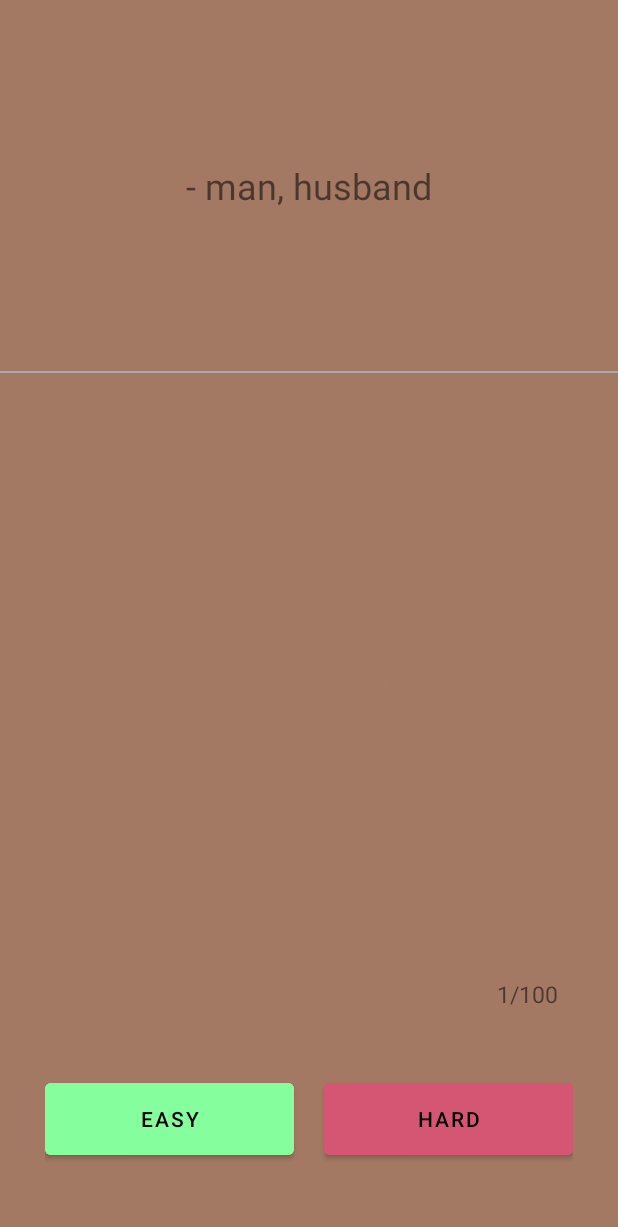
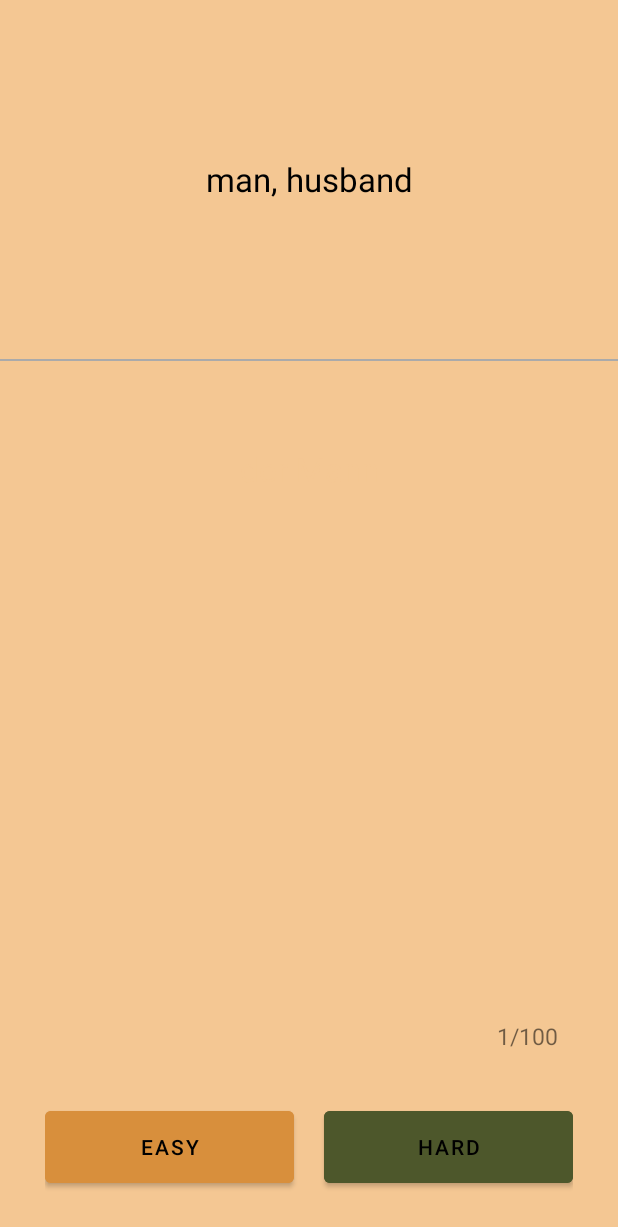
Before and after one commit to kamieen03/worter-mobile, an Android app: the MainActivity screen opened directly, with no data from a screen before it, after a tap on "CONSECUTIVE", on a phone screen of 412 x 824 dp. Shown: the top 1227 px of the screen. Run offline under Robolectric (Android 15) with nearby library versions, the phone set to English and light mode, and no system bars; network calls fail; 3 statements that could not run were skipped.

Commit message:
Update design

```diff
--- a/app/src/main/java/com/worter/DBManager.kt
+++ b/app/src/main/java/com/worter/DBManager.kt
@@ -15,8 +15,17 @@ data class RecordModel(val poleng_list: Array<String>,
     //println(jsonList) // [{"a": 42, "b": "42"}]
 
 class DBManager(private val context: Context) {
+    companion object {
+        var db = mutableMapOf<String, List<RecordModel>>()
+    }
 
-    fun decodeJsonFile(fileName: String): List<RecordModel> {
+    fun readDbFromDevice() {
+        for (fName in getFileNames()) {
+            db[fName] = decodeJsonFile(addJson(fName))
+        }
+    }
+
+    private fun decodeJsonFile(fileName: String): List<RecordModel> {
         val jsonString = File(context.filesDir, fileName).readText()
         val jsonArray = Json.parseToJsonElement(jsonString) as JsonArray
         return jsonArray.map { Json.decodeFromJsonElement(it) }
@@ -32,7 +41,11 @@ class DBManager(private val context: Context) {
             context.assets.open("worter_db/$fName").copyTo(oStream)
             println("Copied $fName to device")
         }
-        decodeJsonFile("1.json")
+    }
+
+    private fun fileAlreadyStored(fName: String): Boolean {
+        val files = context.fileList()
+        return fName in files
     }
 
     fun getFileNames(): List<String> {
@@ -42,16 +55,15 @@ class DBManager(private val context: Context) {
        return numericFiles + nonNumericFiles
     }
 
+    fun getHardness(fName: String) : Double {
+        return db[fName]!!.map{it.hardness}.average()
+    }
+
     fun printDeviceWorterDbFiles() {
         println("Worter db on device contents:")
         for (fName in getFileNames()) {
             println(fName)
         }
-    }
-
-    private fun fileAlreadyStored(fName: String): Boolean {
-        val files = context.fileList()
-        return fName in files
     }
 }
 
--- a/app/src/main/java/com/worter/MainActivity.kt
+++ b/app/src/main/java/com/worter/MainActivity.kt
@@ -3,15 +3,21 @@ package com.worter
 import androidx.appcompat.app.AppCompatActivity
 import android.annotation.SuppressLint
 import android.content.Intent
-import android.graphics.Color
+import android.graphics.LinearGradient
+import android.graphics.drawable.PaintDrawable
 import android.os.Bundle
 import android.widget.Button
-import android.widget.TableRow
 import androidx.core.content.ContextCompat
 import androidx.core.view.children
 import androidx.core.view.get
 import com.worter.databinding.ActivityMainBinding
 import kotlinx.android.synthetic.main.activity_main.*
+import android.view.ViewGroup
+import android.graphics.drawable.shapes.RectShape
+import android.graphics.Shader
+import android.graphics.drawable.ShapeDrawable.ShaderFactory
+import kotlin.math.min
+
 
 class MainActivity : AppCompatActivity() {
     private lateinit var binding: ActivityMainBinding
@@ -26,44 +32,70 @@ class MainActivity : AppCompatActivity() {
         setContentView(binding.root)
         supportActionBar?.hide()
         dbManager.copyDbFromAssetsToDevice()
-        fillFileTable()
+        dbManager.readDbFromDevice()
+        fillFileList()
         setButtonOnClickListeners()
     }
 
-    private fun fillFileTable() {
-        var col = 0
-        val maxCol = 2
-        var tr = TableRow(this)
-        val firstRow = tr
+    private fun fillFileList() {
         for (fName in dbManager.getFileNames()) {
-            tr.addView(getFileTableButton(fName))
-            if (col == maxCol) {
-                file_table.addView(tr)
-                tr = TableRow(this)
-            }
-            col = (col+1) % (maxCol + 1)
+            val fb = getFileListButton(fName)
+            file_list.addView(fb)
+            setFbMargin(fb)
         }
-        if (tr.childCount > 0) {
-            file_table.addView(tr)
-        }
-        (firstRow[0] as Button).callOnClick()
+        (file_list[0] as Button).callOnClick()
     }
 
-    private fun getFileTableButton(name: String): Button {
+    private fun getFileListButton(name: String): Button {
         val fb = Button(this)
         fb.text = name
+        fb.textSize = 20f
+        fb.setTextColor(ContextCompat.getColor(this, R.color.font))
         fb.setOnClickListener { fileTableButtonOnClickListener(fb)}
         return fb
     }
 
+    private fun setFbMargin(fb: Button) {
+        val marginParam = fb.layoutParams as ViewGroup.MarginLayoutParams
+        marginParam.setMargins(0,20,0,20)
+        fb.layoutParams = marginParam
+    }
+
     private fun fileTableButtonOnClickListener(fb: Button) {
-        file_table.children.forEach { it as TableRow
-            it.children.forEach { it1 -> it1 as Button
-                it1.background.setTint(Color.LTGRAY)
+        file_list.children.forEach { it as Button
+            it.background = getFileButtonGradient(it.text as String)
+        }
+        fb.setBackgroundResource(R.drawable.active_fb)
+        selectedFile = fb.text as String
+    }
+
+    private fun getFileButtonGradient(fName: String): PaintDrawable {
+        val hardness = dbManager.getHardness(fName)
+        val sf = getShader(hardness)
+        val pd = PaintDrawable()
+        pd.shape = RectShape()
+        pd.setCornerRadius(25f)
+        pd.shaderFactory = sf
+        return pd
+    }
+
+    private fun getShader(hardness: Double): ShaderFactory {
+        val learned = ContextCompat.getColor(this, R.color.learned)
+        val notLearned = ContextCompat.getColor(this, R.color.not_yet_learned)
+        val h = min(hardness, 5.0).toFloat()
+        val middleColor = if (h <= 3.0) learned else notLearned
+        val middlePosition = if (h <= 3.0) (h-1)/2 else (h-3)/2
+        val sf = object : ShaderFactory() {
+            override fun resize(width: Int, height: Int): Shader {
+                return LinearGradient(
+                    0f, 0f, width.toFloat(), 0f,
+                    intArrayOf(notLearned, middleColor, learned),
+                    floatArrayOf(0f, middlePosition, 1f),  // start, center and end position
+                    Shader.TileMode.CLAMP
+                )
             }
         }
-        fb.background.setTint(ContextCompat.getColor(this, R.color.Bronze))
-        selectedFile = fb.text as String
+        return sf
     }
 
     private fun setButtonOnClickListeners() {
@@ -74,7 +106,7 @@ class MainActivity : AppCompatActivity() {
     private fun startReviewActivity(mode: String) {
         val intent = Intent(this, ReviewActivity::class.java)
         intent.putExtra("mode", mode)
-        intent.putExtra("fileName", addJson(selectedFile))
+        intent.putExtra("fileName", selectedFile)
         startActivity(intent)
     }
 }
--- a/app/src/main/java/com/worter/ReviewActivity.kt
+++ b/app/src/main/java/com/worter/ReviewActivity.kt
@@ -23,7 +23,8 @@ class ReviewActivity : AppCompatActivity() {
         val b = this.intent.extras
         mode = b!!.getString("mode")!!
         val fileName = b.getString("fileName")
-        worterList = DBManager(this).decodeJsonFile(fileName!!)
+        println(fileName)
+        worterList = DBManager.db[fileName]!!
         setOnClickListeners()
         initIdx()
         showNextRecord()
@@ -32,6 +33,12 @@ class ReviewActivity : AppCompatActivity() {
     private fun setOnClickListeners() {
         worter_german_text.setOnClickListener {
             worter_german_text.setTextColor(worter_polish_text.currentTextColor)
+            worter_german_sentences.setTextColor(worter_idx.currentTextColor)
+            germanTextVisible = true
+        }
+        worter_german_sentences.setOnClickListener {
+            worter_german_text.setTextColor(worter_polish_text.currentTextColor)
+            worter_german_sentences.setTextColor(worter_idx.currentTextColor)
             germanTextVisible = true
         }
 
@@ -43,7 +50,6 @@ class ReviewActivity : AppCompatActivity() {
                 showNextRecord()
             }
         }
-
         wort_hard_button.setOnClickListener {
             if (germanTextVisible) {
                 worterList[idx].hardness++
@@ -66,11 +72,18 @@ class ReviewActivity : AppCompatActivity() {
     //TODO: add persistent db updating
     @SuppressLint("SetTextI18n")
     private fun showNextRecord() {
-        worter_polish_text.text = worterList[idx].poleng_list.map{"- $it"}.reduce{a, b -> "$a\n$b"}
-        worter_german_text.text = worterList[idx].ger_list.map{"- $it"}.reduce{a, b -> "$a\n$b"}
-        worter_german_text.setTextColor(ContextCompat.getColor(this, R.color.cafe_au_lait))
+        worter_polish_text.text = worterList[idx].poleng_list.reduce{a, b -> "$a\n$b"}
+        worter_german_text.text = worterList[idx].ger_list[0]
+        if (worterList[idx].ger_list.size > 1) {
+            worter_german_sentences.text =
+                worterList[idx].ger_list.drop(1).map { "- $it" }.reduce { a, b -> "$a\n$b" }
+        }
+        worter_idx.text = "${idx+1}/${worterList.size}"
+
+        worter_german_text.setTextColor(ContextCompat.getColor(this, R.color.background))
+        worter_german_sentences.setTextColor(ContextCompat.getColor(this, R.color.background))
         germanTextVisible = false
-        worter_idx.text = "${idx+1}/${worterList.size}"
+
         if (mode == "CONSECUTIVE") {
             idx++ //TODO: show summary when idx goes out of range
         } else {
--- /dev/null
+++ b/app/src/main/res/drawable/active_fb.xml
@@ -0,0 +1,5 @@
+<?xml version="1.0" encoding="utf-8"?>
+<shape xmlns:android="http://schemas.android.com/apk/res/android">
+    <solid android:color="@color/Bronze" />
+    <corners android:radius="5dp" />
+</shape>
--- a/app/src/main/res/layout/activity_main.xml
+++ b/app/src/main/res/layout/activity_main.xml
@@ -33,12 +33,6 @@
                 android:layout_height="wrap_content"
                 android:orientation="vertical" >
 
-                <TableLayout
-                    android:id="@+id/file_table"
-                    android:stretchColumns="*"
-                    android:layout_width="match_parent"
-                    android:layout_height="match_parent" />
-
             </LinearLayout>
         </ScrollView>
 
@@ -57,7 +51,7 @@
                 android:height="60dp"
                 android:insetRight="0dp"
                 android:text="@string/consecutive"
-                android:backgroundTint="@color/Rust"
+                android:backgroundTint="@color/Blood_Red"
                 tools:ignore="ButtonStyle" />
 
             <Button
@@ -69,7 +63,7 @@
                 android:height="60dp"
                 android:insetLeft="0dp"
                 android:text="@string/random"
-                android:backgroundTint="@color/dark_purple"
+                android:backgroundTint="@color/Blood_Red"
                 tools:ignore="ButtonStyle" />
         </LinearLayout>
 
--- a/app/src/main/res/layout/activity_review.xml
+++ b/app/src/main/res/layout/activity_review.xml
@@ -5,7 +5,7 @@
     android:id="@+id/review_activity_main_layout"
     android:layout_width="match_parent"
     android:layout_height="match_parent"
-    android:background="@color/cafe_au_lait"
+    android:background="@color/background"
     android:orientation="vertical">
 
     <TextView
@@ -16,7 +16,9 @@
         android:layout_marginEnd="5dp"
         android:layout_weight="1"
         android:gravity="center"
-        android:textSize="24sp" />
+        android:textColor="@color/black"
+        android:textSize="22sp" />
+
 
     <View
         android:id="@+id/worter_separator_top"
@@ -28,12 +30,25 @@
     <TextView
         android:id="@+id/worter_german_text"
         android:layout_width="match_parent"
-        android:layout_height="400dp"
+        android:layout_height="50dp"
         android:layout_weight="1"
         android:gravity="center"
+        android:layout_marginTop="50dp"
+        android:layout_marginBottom="50dp"
         android:layout_marginStart="5dp"
         android:layout_marginEnd="5dp"
-        android:textSize="24sp" />
+        android:textSize="22sp" />
+
+    <TextView
+        android:id="@+id/worter_german_sentences"
+        android:layout_width="match_parent"
+        android:layout_height="300dp"
+        android:layout_marginStart="10dp"
+        android:layout_marginEnd="10dp"
+        android:layout_weight="1"
+        android:gravity="left"
+        android:textSize="18sp"
+        tools:ignore="RtlHardcoded" />
 
     <TextView
         android:id="@+id/worter_idx"
@@ -61,7 +76,7 @@
             android:layout_marginEnd="10dp"
             android:layout_weight="1"
             android:height="60dp"
-            android:backgroundTint="@color/mint_green"
+            android:backgroundTint="@color/learned"
             android:text="@string/easy"
             android:textColor="@color/black"
             tools:ignore="ButtonStyle,NestedWeights" />
@@ -73,7 +88,7 @@
             android:layout_marginStart="10dp"
             android:layout_weight="1"
             android:height="60dp"
-            android:backgroundTint="@color/cinamon_satin"
+            android:backgroundTint="@color/not_yet_learned"
             android:text="@string/hard"
             android:textColor="@color/black"
             tools:ignore="ButtonStyle" />
--- a/app/src/main/res/values/colors.xml
+++ b/app/src/main/res/values/colors.xml
@@ -13,14 +13,18 @@
     <color name="light_blue_A200">#FF40C4FF</color>
     <color name="light_blue_A400">#FF00B0FF</color>
     <color name="black_overlay">#66000000</color>
-    <color name="Dark_Sienna">#FF3C1518</color>
-    <color name="Blood_Red">#FF69140E</color>
+    <color name="Dark_Sienna">#4B1C20</color>
+    <color name="Blood_Red">#7C1811</color>
     <color name="Rust">#FFA44200</color>
-    <color name="Bronze">#FFD58936</color>
+    <color name="Bronze">#B35D44</color>
     <color name="dark_purple">#FF27213C</color>
     <color name="caput_mortuum">#FF5A352A</color>
     <color name="chinese_red">#FFA33B20</color>
     <color name="cafe_au_lait">#FFA47963</color>
     <color name="mint_green">#FF85FF9E</color>
     <color name="cinamon_satin">#FFD55672</color>
+    <color name="not_yet_learned">#4D572B</color>
+    <color name="learned">#D88F3C</color>
+    <color name="font">#FF283618</color>
+    <color name="background">#F4C793</color>
 </resources>
--- a/app/src/main/res/values/themes.xml
+++ b/app/src/main/res/values/themes.xml
@@ -19,7 +19,7 @@
     </style>
 
     <style name="ThemeOverlay.Worter.FullscreenContainer" parent="">
-        <item name="fullscreenBackgroundColor">@color/cafe_au_lait </item>
+        <item name="fullscreenBackgroundColor">@color/background </item>
         <item name="fullscreenTextColor">@color/light_blue_A200</item>
     </style>
 </resources>
```
